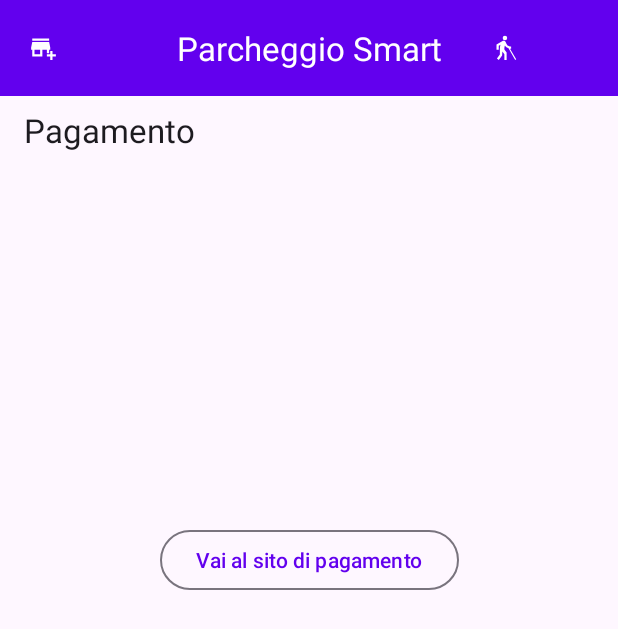
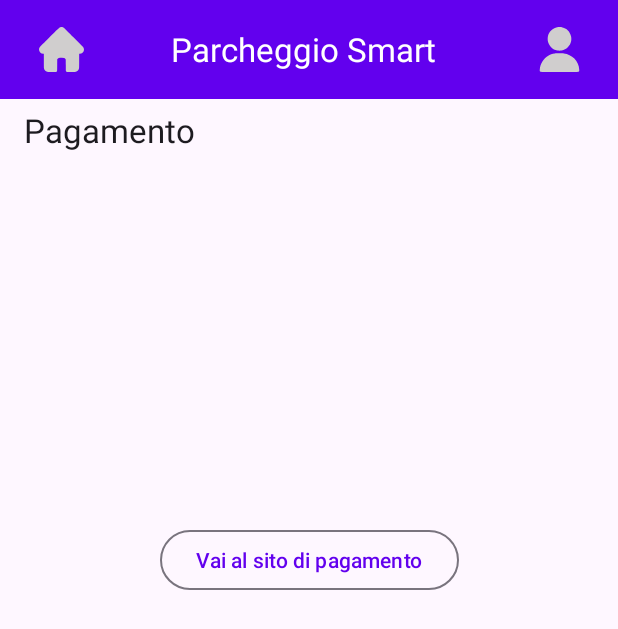
Before and after one commit to Borax-Gargamella/Parking-, an Android app: the CompletaPagamentoActivity screen opened directly, with no data from a screen before it, on a phone screen of 412 x 824 dp. Shown: the top 629 px of the screen. Run offline under Robolectric (Android 15) with nearby library versions, the phone set to English and light mode, and no system bars; our stand-ins replace Firebase (no records; nobody signed in at launch, a user with empty details on screens opened directly).

Commit message:
icon changed

```diff
--- /dev/null
+++ b/app/src/main/res/drawable/ico_home.xml
@@ -0,0 +1,17 @@
+<?xml version="1.0" encoding="utf-8"?>
+<vector xmlns:android="http://schemas.android.com/apk/res/android"
+        android:width="24dp"
+        android:height="24dp"
+        android:viewportWidth="512.000000"
+        android:viewportHeight="512.000000">
+
+<group
+        android:translateY="512.000000"
+        android:scaleX="0.100000"
+        android:scaleY="-0.100000">
+    <path
+            android:fillColor="#000000"
+            android:strokeWidth="1"
+            android:pathData="M2443 5105 c-130 -36 -94 -3 -1246 -1153 -598 -598 -1101 -1107 -1117 -1131 -124 -185 -99 -433 59 -592 92 -91 209 -139 343 -139 l68 0 0 -800 c0 -541 4 -816 11 -852 38 -182 185 -347 367 -410 66 -23 71 -23 554 -23 476 0 487 0 514 21 15 11 37 33 48 48 21 27 21 40 26 695 l5 668 30 49 c38 61 115 110 189 119 28 4 168 5 311 3 l260 -3 53 -29 c50 -28 82 -61 113 -116 11 -21 15 -144 19 -692 5 -654 5 -667 26 -694 11 -15 33 -37 48 -48 27 -21 38 -21 514 -21 483 0 488 0 554 23 182 63 329 228 367 410 7 36 11 311 11 852 l0 800 68 0 c240 0 434 163 474 398 15 92 0 190 -43 282 -29 60 -116 150 -1118 1153 -597 598 -1107 1101 -1133 1118 -26 17 -71 40 -100 51 -70 27 -204 33 -275 13z" />
+</group>
+</vector>
--- /dev/null
+++ b/app/src/main/res/drawable/ico_user.xml
@@ -0,0 +1,21 @@
+<?xml version="1.0" encoding="utf-8"?>
+<vector xmlns:android="http://schemas.android.com/apk/res/android"
+        android:width="24dp"
+        android:height="24dp"
+        android:viewportWidth="512.000000"
+        android:viewportHeight="512.000000">
+
+    <group
+            android:translateY="512.000000"
+            android:scaleX="0.100000"
+            android:scaleY="-0.100000">
+        <path
+                android:fillColor="#000000"
+                android:strokeWidth="1"
+                android:pathData="M2420 5114 c-322 -40 -591 -171 -815 -398 -199 -201 -313 -415 -372 -696 -24 -118 -24 -382 0 -500 59 -281 174 -496 372 -696 201 -203 421 -322 705 -381 117 -24 380 -24 502 0 270 54 494 174 694 372 202 199 322 421 381 705 24 118 24 382 0 500 -39 185 -110 356 -212 510 -63 95 -258 291 -351 352 -161 107 -335 180 -506 213 -81 16 -328 28 -398 19z" />
+        <path
+                android:fillColor="#000000"
+                android:strokeWidth="1"
+                android:pathData="M2023 2104 c-560 -68 -1065 -385 -1390 -874 -191 -286 -300 -624 -319 -985 -6 -111 -5 -124 15 -163 14 -28 34 -48 61 -62 39 -20 54 -20 2170 -20 2116 0 2131 0 2170 20 27 14 47 34 61 62 20 39 21 52 15 163 -26 493 -214 925 -556 1279 -324 335 -742 539 -1199 586 -151 15 -889 11 -1028 -6z" />
+    </group>
+</vector>
--- a/app/src/main/res/layout/activity_base.xml
+++ b/app/src/main/res/layout/activity_base.xml
@@ -17,35 +17,41 @@
             android:gravity="center_vertical">
 
         <!-- Bottone Home -->
+
+        <!-- Titolo centrato -->
         <com.google.android.material.button.MaterialButton
                 android:id="@+id/btnHome"
                 style="@style/Widget.MaterialComponents.Button.Icon"
-                android:layout_width="wrap_content"
-                android:layout_height="wrap_content"
-                app:icon="@drawable/ic_home"
+                android:layout_width="64dp"
+                android:layout_height="50dp"
+                app:icon="@drawable/ico_home"
+                app:iconTint="#D0CECE"
+                app:iconSize="30dp"
+                app:iconGravity="end"
                 android:contentDescription="@string/home"
-                android:background="?attr/selectableItemBackgroundBorderless" />
-
-        <!-- Titolo centrato -->
+                android:background="?attr/selectableItemBackgroundBorderless"/>
         <TextView
                 android:id="@+id/tvTitle"
-                android:layout_width="0dp"
+                android:layout_width="247dp"
                 android:layout_height="wrap_content"
                 android:layout_weight="1"
                 android:text="Parcheggio Smart"
                 android:textAppearance="@style/TextAppearance.Material3.TitleLarge"
                 android:gravity="center"
-                android:textColor="@android:color/white" />
+                android:textColor="@android:color/white"/>
 
         <!-- Bottone Utente -->
         <com.google.android.material.button.MaterialButton
                 android:id="@+id/btnUser"
                 style="@style/Widget.MaterialComponents.Button.Icon"
-                android:layout_width="wrap_content"
+                android:layout_width="72dp"
                 android:layout_height="wrap_content"
-                app:icon="@drawable/ic_person"
+                app:icon="@drawable/ico_user"
+                app:iconTint="#D0CECE"
+                app:iconSize="30dp"
+                app:iconGravity="end"
                 android:contentDescription="@string/user_area"
-                android:background="?attr/selectableItemBackgroundBorderless" />
+                android:background="?attr/selectableItemBackgroundBorderless"/>
     </LinearLayout>
 
     <!-- Container per il contenuto specifico di ogni Activity -->
```
Also changed, not shown: gradle/wrapper/gradle-wrapper.properties.
